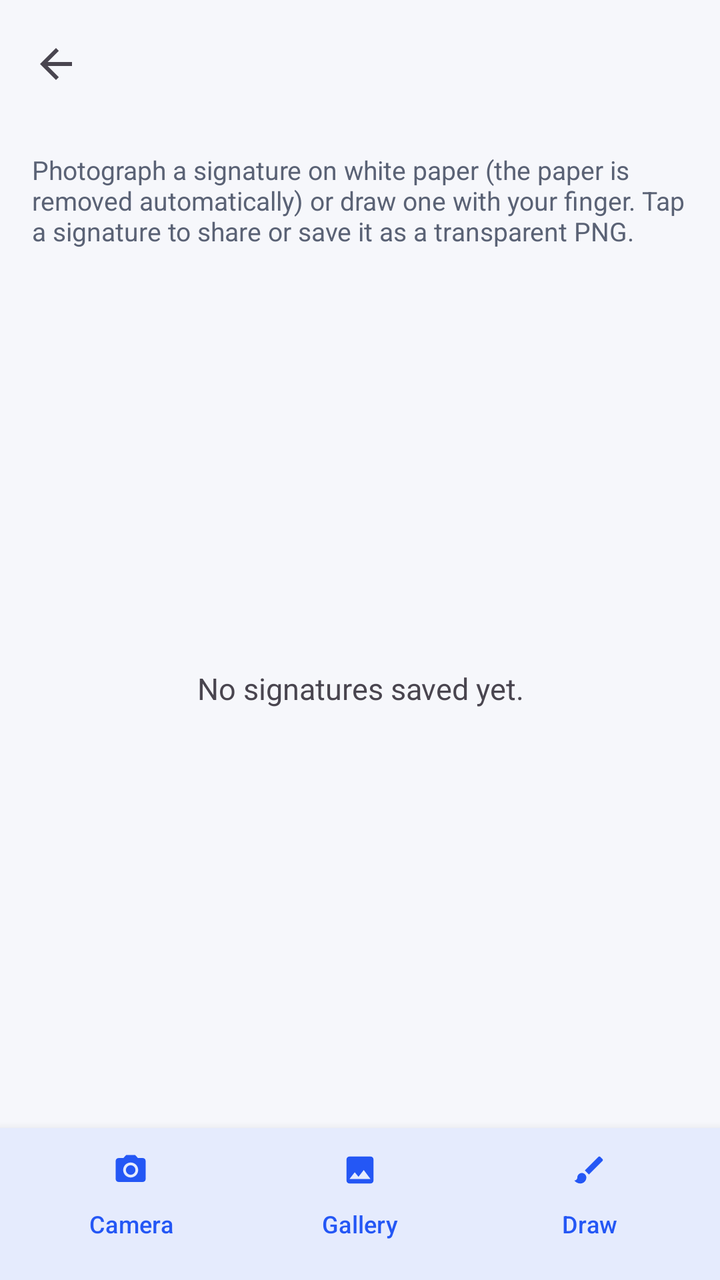
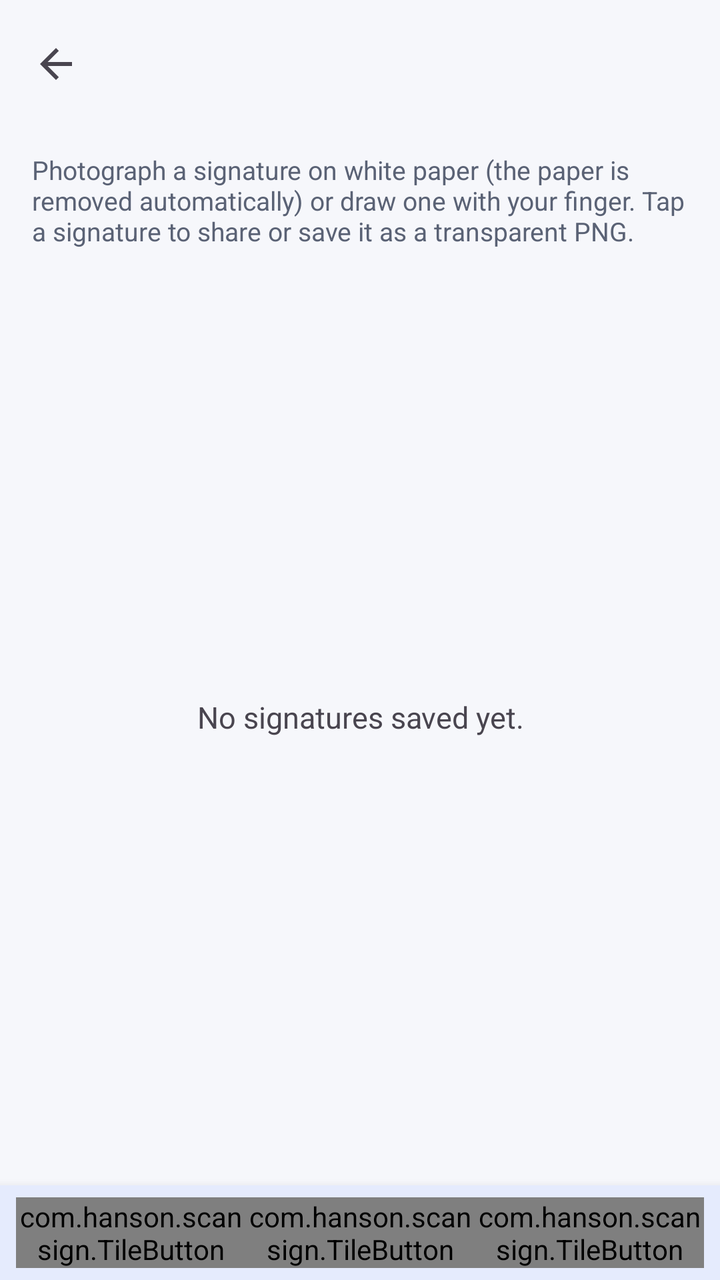

The first picture is an Android layout as it rendered before a commit; the second is the same layout after the commit. The layout source and the unified diff follow.
<!-- AndroidManifest.xml: application theme Theme.ScanSign -->
<!-- res/layout/activity_signatures.xml -->
<?xml version="1.0" encoding="utf-8"?>
<LinearLayout xmlns:android="http://schemas.android.com/apk/res/android"
    xmlns:app="http://schemas.android.com/apk/res-auto"
    android:layout_width="match_parent"
    android:layout_height="match_parent"
    android:orientation="vertical">

    <com.google.android.material.appbar.MaterialToolbar
        android:id="@+id/toolbar"
        style="@style/Widget.App.Toolbar"
        android:layout_width="match_parent"
        android:layout_height="?attr/actionBarSize"
        app:navigationIcon="@drawable/ic_back" />

    <TextView
        android:id="@+id/tip"
        android:layout_width="match_parent"
        android:layout_height="wrap_content"
        android:paddingHorizontal="16dp"
        android:paddingTop="12dp"
        android:text="Photograph a signature on white paper (the paper is removed automatically) or draw one with your finger. Tap a signature to share or save it as a transparent PNG."
        android:textColor="?attr/colorOnSurfaceVariant"
        android:textSize="13sp" />

    <FrameLayout
        android:layout_width="match_parent"
        android:layout_height="0dp"
        android:layout_weight="1">

        <androidx.recyclerview.widget.RecyclerView
            android:id="@+id/list"
            android:layout_width="match_parent"
            android:layout_height="match_parent"
            android:clipToPadding="false"
            android:padding="8dp" />

        <TextView
            android:id="@+id/empty"
            android:layout_width="wrap_content"
            android:layout_height="wrap_content"
            android:layout_gravity="center"
            android:gravity="center"
            android:padding="32dp"
            android:text="No signatures saved yet."
            android:textSize="15sp" />

        <ProgressBar
            android:id="@+id/progress"
            android:layout_width="56dp"
            android:layout_height="56dp"
            android:layout_gravity="center"
            android:visibility="gone" />
    </FrameLayout>

    <com.google.android.material.card.MaterialCardView
        android:layout_width="match_parent"
        android:layout_height="wrap_content"
        app:cardCornerRadius="0dp"
        app:cardElevation="8dp">

        <LinearLayout
            android:layout_width="match_parent"
            android:layout_height="wrap_content"
            android:orientation="horizontal"
            android:paddingHorizontal="8dp"
            android:paddingVertical="6dp">

            <com.google.android.material.button.MaterialButton
                android:id="@+id/btnCamera"
                style="@style/Widget.App.ToolButton"
                android:layout_width="0dp"
                android:layout_height="64dp"
                android:layout_weight="1"
                android:text="Camera"
                app:icon="@drawable/ic_camera" />

            <com.google.android.material.button.MaterialButton
                android:id="@+id/btnGallery"
                style="@style/Widget.App.ToolButton"
                android:layout_width="0dp"
                android:layout_height="64dp"
                android:layout_weight="1"
                android:text="Gallery"
                app:icon="@drawable/ic_photo" />

            <com.google.android.material.button.MaterialButton
                android:id="@+id/btnDraw"
                style="@style/Widget.App.ToolButton"
                android:layout_width="0dp"
                android:layout_height="64dp"
                android:layout_weight="1"
                android:text="Draw"
                app:icon="@drawable/ic_draw" />
        </LinearLayout>
    </com.google.android.material.card.MaterialCardView>
</LinearLayout>
<!-- resources referenced by this layout -->
<resources>
  <!-- drawable ic_back (drawable) -->
  <?xml version="1.0" encoding="utf-8"?>
  <vector xmlns:android="http://schemas.android.com/apk/res/android"
      android:width="24dp" android:height="24dp"
      android:viewportWidth="24" android:viewportHeight="24"
      android:tint="?attr/colorControlNormal">
      <path android:fillColor="#FFFFFFFF" android:pathData="M20,11H7.83l5.59,-5.59L12,4l-8,8 8,8 1.41,-1.41L7.83,13H20v-2z" />
  </vector>
  <!-- drawable ic_draw (drawable) -->
  <?xml version="1.0" encoding="utf-8"?>
  <vector xmlns:android="http://schemas.android.com/apk/res/android"
      android:width="24dp" android:height="24dp"
      android:viewportWidth="24" android:viewportHeight="24"
      android:tint="?attr/colorControlNormal">
      <path android:fillColor="#FFFFFFFF" android:pathData="M20.71,4.63l-1.34,-1.34c-0.39,-0.39 -1.02,-0.39 -1.41,0L9,12.25 11.75,15l8.96,-8.96c0.39,-0.39 0.39,-1.02 0,-1.41zM7,14c-1.66,0 -3,1.34 -3,3 0,1.31 -1.16,2 -2,2 0.92,1.22 2.49,2 4,2 2.21,0 4,-1.79 4,-4 0,-1.66 -1.34,-3 -3,-3z" />
  </vector>
  <!-- drawable ic_photo (drawable) -->
  <?xml version="1.0" encoding="utf-8"?>
  <vector xmlns:android="http://schemas.android.com/apk/res/android"
      android:width="24dp" android:height="24dp"
      android:viewportWidth="24" android:viewportHeight="24"
      android:tint="?attr/colorControlNormal">
      <path android:fillColor="#FFFFFFFF" android:pathData="M21,19V5c0,-1.1 -0.9,-2 -2,-2H5c-1.1,0 -2,0.9 -2,2v14c0,1.1 0.9,2 2,2h14c1.1,0 2,-0.9 2,-2zM8.5,13.5l2.5,3.01L14.5,12l4.5,6H5l3.5,-4.5z" />
  </vector>
  <style name="Widget.App.ToolButton" parent="Widget.Material3.Button.TextButton">
          <item name="android:layout_height">64dp</item>
          <item name="android:maxLines">1</item>
          <item name="android:ellipsize">end</item>
          <item name="android:textSize">12sp</item>
          <item name="android:insetTop">0dp</item>
          <item name="android:insetBottom">0dp</item>
          <item name="android:paddingLeft">4dp</item>
          <item name="android:paddingRight">4dp</item>
          <item name="iconGravity">top</item>
          <item name="iconPadding">2dp</item>
      </style>
  <style name="Widget.App.Toolbar" parent="Widget.Material3.Toolbar">
          <item name="android:background">?android:attr/colorBackground</item>
          <item name="titleTextAppearance">@style/TextAppearance.App.ToolbarTitle</item>
      </style>
  <style name="TextAppearance.App.ToolbarTitle" parent="TextAppearance.Material3.TitleLarge">
          <item name="android:textStyle">bold</item>
      </style>
  <color name="md_primary">#2457F5</color>
  <color name="md_on_primary">#FFFFFF</color>
  <color name="md_primary_container">#DCE4FF</color>
  <color name="md_on_primary_container">#001652</color>
  <color name="md_secondary">#00A893</color>
  <color name="md_secondary_container">#C9F5EE</color>
  <color name="md_on_secondary_container">#00201C</color>
  <color name="md_background">#F6F7FB</color>
  <color name="md_surface">#FFFFFF</color>
  <color name="md_surface_variant">#E7EAF3</color>
  <color name="md_on_surface">#151922</color>
  <color name="md_on_surface_variant">#5A6275</color>
  <color name="md_outline">#C3C8D6</color>
  <style name="Widget.App.Card" parent="Widget.Material3.CardView.Elevated">
          <item name="cardCornerRadius">16dp</item>
          <item name="cardElevation">1dp</item>
          <item name="cardBackgroundColor">?attr/colorSurface</item>
      </style>
  <!-- unchanged entries left out for length: 2 -->
</resources>

<!-- the commit's change to res/layout/activity_signatures.xml (unified diff, before → after) -->
@@ -65,29 +65,26 @@
             android:paddingHorizontal="8dp"
             android:paddingVertical="6dp">
 
-            <com.google.android.material.button.MaterialButton
+            <com.hanson.scansign.TileButton
                 android:id="@+id/btnCamera"
-                style="@style/Widget.App.ToolButton"
                 android:layout_width="0dp"
-                android:layout_height="64dp"
+                android:layout_height="wrap_content"
                 android:layout_weight="1"
                 android:text="Camera"
                 app:icon="@drawable/ic_camera" />
 
-            <com.google.android.material.button.MaterialButton
+            <com.hanson.scansign.TileButton
                 android:id="@+id/btnGallery"
-                style="@style/Widget.App.ToolButton"
                 android:layout_width="0dp"
-                android:layout_height="64dp"
+                android:layout_height="wrap_content"
                 android:layout_weight="1"
                 android:text="Gallery"
                 app:icon="@drawable/ic_photo" />
 
-            <com.google.android.material.button.MaterialButton
+            <com.hanson.scansign.TileButton
                 android:id="@+id/btnDraw"
-                style="@style/Widget.App.ToolButton"
                 android:layout_width="0dp"
-                android:layout_height="64dp"
+                android:layout_height="wrap_content"
                 android:layout_weight="1"
                 android:text="Draw"
                 app:icon="@drawable/ic_draw" />
<!-- resource entries referenced after the edit -->
@@ -24,18 +24,6 @@
       android:tint="?attr/colorControlNormal">
       <path android:fillColor="#FFFFFFFF" android:pathData="M21,19V5c0,-1.1 -0.9,-2 -2,-2H5c-1.1,0 -2,0.9 -2,2v14c0,1.1 0.9,2 2,2h14c1.1,0 2,-0.9 2,-2zM8.5,13.5l2.5,3.01L14.5,12l4.5,6H5l3.5,-4.5z" />
   </vector>
-  <style name="Widget.App.ToolButton" parent="Widget.Material3.Button.TextButton">
-          <item name="android:layout_height">64dp</item>
-          <item name="android:maxLines">1</item>
-          <item name="android:ellipsize">end</item>
-          <item name="android:textSize">12sp</item>
-          <item name="android:insetTop">0dp</item>
-          <item name="android:insetBottom">0dp</item>
-          <item name="android:paddingLeft">4dp</item>
-          <item name="android:paddingRight">4dp</item>
-          <item name="iconGravity">top</item>
-          <item name="iconPadding">2dp</item>
-      </style>
   <style name="Widget.App.Toolbar" parent="Widget.Material3.Toolbar">
           <item name="android:background">?android:attr/colorBackground</item>
           <item name="titleTextAppearance">@style/TextAppearance.App.ToolbarTitle</item>
